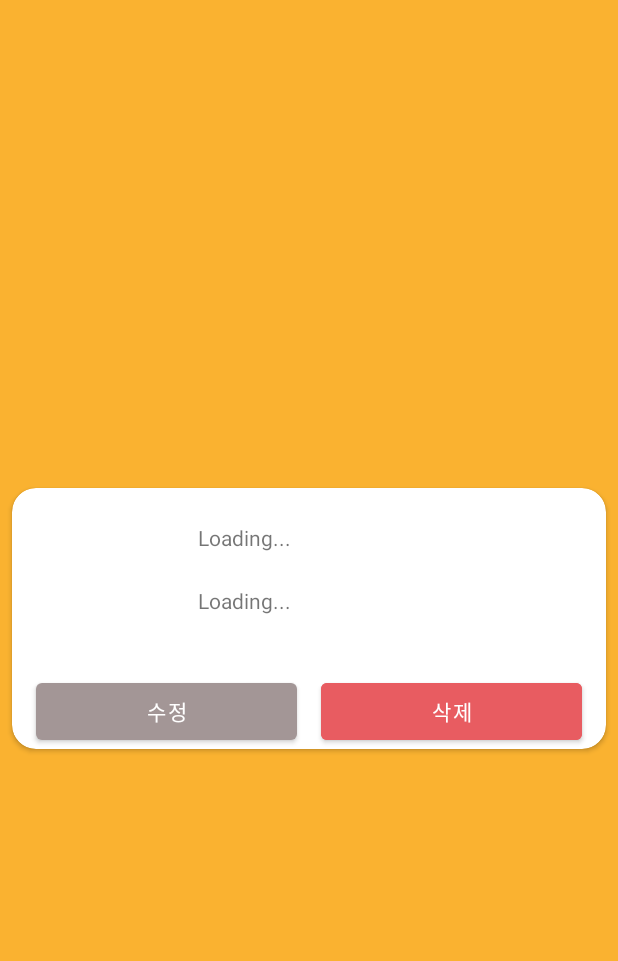
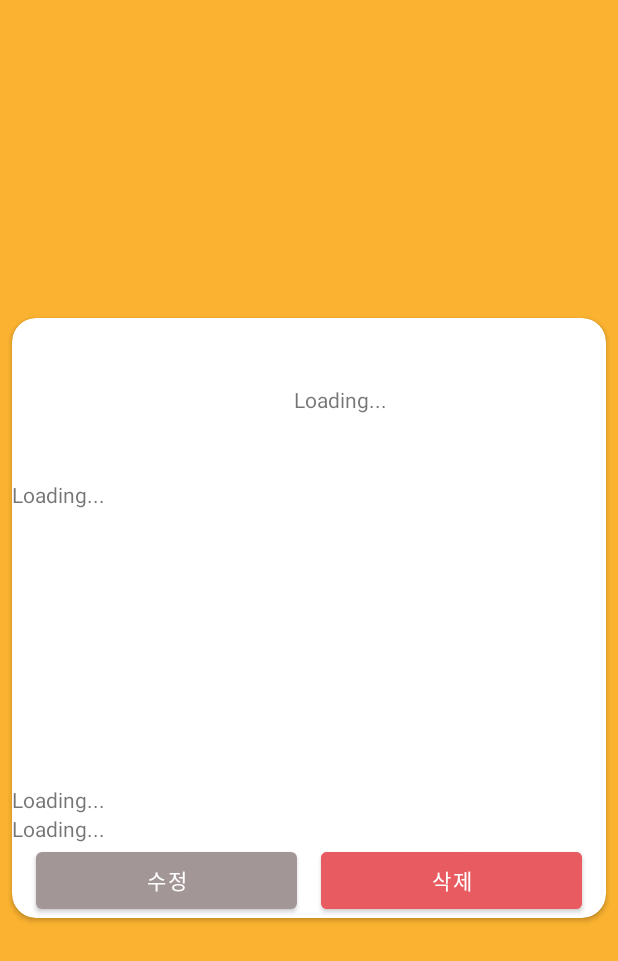
Before and after one commit to jus1915/Around, an Android app: the layout fragment_detail.xml on its own in the app's theme, with its tools: preview values and no code run, on a phone screen of 412 x 824 dp. Shown: the top 961 px of the screen. Run offline under Robolectric (Android 15) with nearby library versions, the phone set to English and light mode, and no system bars.

Commit message:
xml 위치 시간 추가

```diff
--- a/RoomDB01/app/src/main/java/com/example/roomdb01/list/NoteAdapter.kt
+++ b/RoomDB01/app/src/main/java/com/example/roomdb01/list/NoteAdapter.kt
@@ -16,7 +16,7 @@ import kotlinx.android.synthetic.main.list_item_note.view.*
    - Note를 비어 있는 List로 선언(emptyList())
 * */
 class NoteAdapter(var notes: List<NoteEntity> = emptyList()) :
-                            RecyclerView.Adapter<NoteAdapter.ItemViewHolder>() {
+    RecyclerView.Adapter<NoteAdapter.ItemViewHolder>() {
     //note size 반환
     override fun getItemCount() = notes.size
 
--- a/RoomDB01/app/src/main/res/layout/fragment_detail.xml
+++ b/RoomDB01/app/src/main/res/layout/fragment_detail.xml
@@ -2,6 +2,7 @@
 <androidx.constraintlayout.widget.ConstraintLayout
     xmlns:android="http://schemas.android.com/apk/res/android"
     xmlns:app="http://schemas.android.com/apk/res-auto"
+    xmlns:tools="http://schemas.android.com/tools"
     android:layout_width="match_parent"
     android:layout_height="match_parent"
     android:background="@color/colorDeepYellow">
@@ -19,38 +20,45 @@
 
         <androidx.constraintlayout.widget.ConstraintLayout
             android:layout_width="match_parent"
-            android:layout_height="wrap_content"
+            android:layout_height="400dp"
             app:layout_constraintBottom_toBottomOf="parent"
             app:layout_constraintEnd_toEndOf="parent"
             app:layout_constraintStart_toStartOf="parent"
             app:layout_constraintTop_toTopOf="parent">
 
             <TextView
-                android:id="@+id/txt_detail_content"
-                android:layout_width="0dp"
-                android:layout_height="wrap_content"
-                android:layout_marginStart="16dp"
-                android:layout_marginEnd="16dp"
-                android:text="Loading..."
-                app:layout_constraintBottom_toBottomOf="@+id/img_profile"
-                app:layout_constraintEnd_toEndOf="parent"
-                app:layout_constraintHorizontal_bias="0.5"
-                app:layout_constraintStart_toEndOf="@+id/img_profile"
-                app:layout_constraintTop_toBottomOf="@+id/txt_detail_title" />
-
-            <TextView
                 android:id="@+id/txt_detail_title"
                 android:layout_width="0dp"
                 android:layout_height="wrap_content"
-                android:layout_marginStart="16dp"
-                android:layout_marginEnd="16dp"
+                android:layout_marginStart="80dp"
                 android:text="Loading..."
                 app:layout_constraintBottom_toTopOf="@+id/txt_detail_content"
                 app:layout_constraintEnd_toEndOf="parent"
-                app:layout_constraintHorizontal_bias="0.5"
                 app:layout_constraintStart_toEndOf="@+id/img_profile"
                 app:layout_constraintTop_toTopOf="parent" />
 
+            <TextView
+                android:id="@+id/txt_detail_content"
+                android:layout_width="0dp"
+                android:layout_height="200dp"
+                android:text="Loading..."
+                app:layout_constraintEnd_toEndOf="parent"
+                app:layout_constraintStart_toStartOf="parent"
+                app:layout_constraintTop_toBottomOf="@+id/img_profile" />
+
+            <TextView
+                android:id="@+id/txt_detail_location"
+                android:layout_width="match_parent"
+                android:layout_height="wrap_content"
+                android:text="Loading..."
+                app:layout_constraintBottom_toTopOf="@+id/txt_detail_time" />
+
+            <TextView
+                android:id="@+id/txt_detail_time"
+                android:layout_width="match_parent"
+                android:layout_height="wrap_content"
+                android:text="Loading..."
+                app:layout_constraintBottom_toTopOf="@+id/btn_detail_edit" />
             <ImageView
                 android:id="@+id/img_profile"
                 android:layout_width="100dp"
@@ -71,7 +79,7 @@
                 app:layout_constraintEnd_toStartOf="@+id/btn_detail_delete"
                 app:layout_constraintHorizontal_bias="0.5"
                 app:layout_constraintStart_toStartOf="parent"
-                app:layout_constraintTop_toBottomOf="@+id/img_profile" />
+                app:layout_constraintBottom_toBottomOf="parent"/>
 
             <Button
                 android:id="@+id/btn_detail_delete"
@@ -81,11 +89,11 @@
                 android:layout_marginEnd="16dp"
                 android:backgroundTint="@color/colorAccent"
                 android:text="삭제"
-                app:layout_constraintBottom_toBottomOf="@+id/btn_detail_edit"
+                app:layout_constraintBottom_toBottomOf="parent"
                 app:layout_constraintEnd_toEndOf="parent"
                 app:layout_constraintHorizontal_bias="0.5"
                 app:layout_constraintStart_toEndOf="@+id/btn_detail_edit"
-                app:layout_constraintTop_toTopOf="@+id/btn_detail_edit" />
+                app:layout_constraintTop_toTopOf="@+id/btn_detail_edit"/>
         </androidx.constraintlayout.widget.ConstraintLayout>
     </androidx.cardview.widget.CardView>
 </androidx.constraintlayout.widget.ConstraintLayout>
--- a/RoomDB01/app/src/main/res/values/strings.xml
+++ b/RoomDB01/app/src/main/res/values/strings.xml
@@ -1,4 +1,10 @@
 <resources>
     <string name="app_name">Note 앱</string>
     <string name="select_title">사진을 선택하세요.</string>
+    <string name="hint_notepad_title">Title</string>
+    <string name="save_notepad">Save</string>
+    <string name="hint_notepad_content">Content</string>
+    <string name="location">Location</string>
+    <string name="location_hint">Input the Location</string>
+    <string name="update_location">Bring Location</string>
 </resources>
```
Also changed, not shown: RoomDB01/app/src/main/res/layout/dialog_note_create.xml (+16 -5 lines), RoomDB01/app/src/main/java/com/example/roomdb01/MainActivity.kt (line endings or trailing spaces), RoomDB01/app/src/main/java/com/example/roomdb01/room/NoteCreateFragment.kt (line endings or trailing spaces), RoomDB01/app/src/main/java/com/example/roomdb01/ui/DetailFragment.kt (line endings or trailing spaces), RoomDB01/app/src/main/java/com/example/roomdb01/ui/ListFragment.kt (line endings or trailing spaces).
